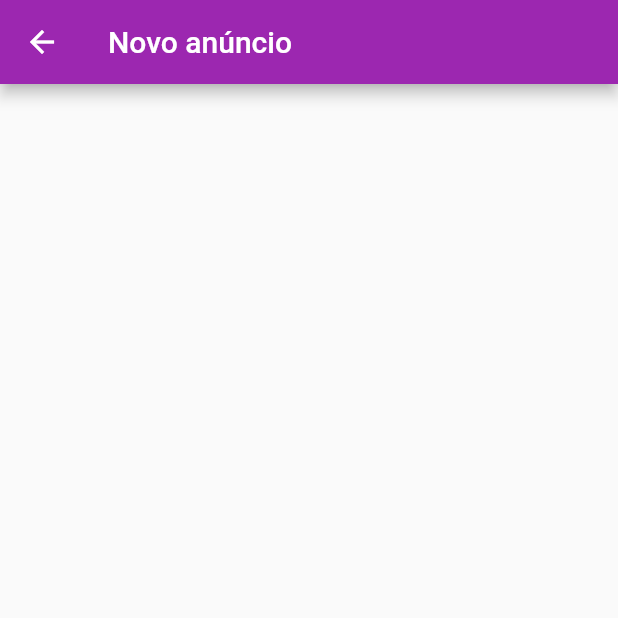
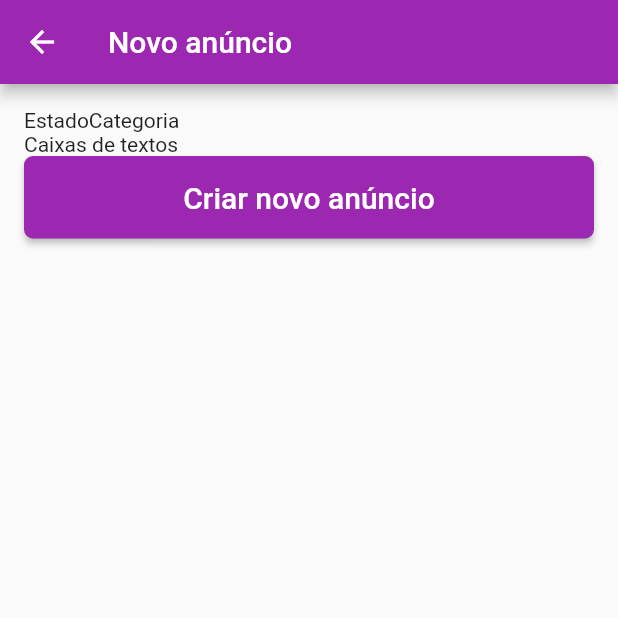
Before and after one commit to Markfgui675/app_olx, a Flutter app: the NovoAnuncio screen opened by its route, on a phone screen of 412 x 824 dp, the top half of it. Run offline on Flutter 3.47's test engine with Material 2 defaults, Android fonts, the light colour scheme and no system bars; our stand-ins replace brasil_fields, cloud_firestore, firebase_auth, firebase_core; missing offline and left inert: cpf_cnpj_validator; accounts and stored records are empty.

Commit message:
Aula 262

```diff
--- a/lib/View/Home.dart
+++ b/lib/View/Home.dart
@@ -20,7 +20,7 @@ class _HomeState extends State<Home> {
         Navigator.pushNamed(context, '/meus-anuncios');
         break;
       case "Entrar":
-        Navigator.pushNamedAndRemoveUntil(context, '/login', (route) => false);
+        Navigator.pushNamed(context, '/login');
         break;
       case "Sair":
         _deslogarUsuario();
@@ -32,7 +32,7 @@ class _HomeState extends State<Home> {
   _deslogarUsuario(){
     FirebaseAuth auth = FirebaseAuth.instance;
     auth.signOut();
-    Navigator.pushNamed(context, '/login');
+    Navigator.pushNamedAndRemoveUntil(context, '/login', (route) => false);
   }
 
 
--- a/lib/View/NovoAnuncio.dart
+++ b/lib/View/NovoAnuncio.dart
@@ -1,4 +1,6 @@
 import 'package:flutter/material.dart';
+
+import 'Widgets/BotaoCustomizado.dart';
 
 class NovoAnuncio extends StatefulWidget {
   const NovoAnuncio({Key? key}) : super(key: key);
@@ -24,7 +26,28 @@ class _NovoAnuncioState extends State<NovoAnuncio> {
           child: Form(
             key: _formKey,
             child: Column(
-              children: [
+              crossAxisAlignment: CrossAxisAlignment.stretch,
+              children: <Widget>[
+
+                //FormField(builder: builder),
+
+                Row(
+                  children: [
+                    Text('Estado'),
+                    Text('Categoria'),
+                  ],
+                ),
+
+                Text('Caixas de textos'),
+
+                BotaoCustomizado(
+                    texto: 'Criar novo anúncio',
+                    onPressed: (){
+                      if(_formKey.currentState!.validate()){
+
+                      }
+                    }),
+
 
               ],
             ),
--- /dev/null
+++ b/lib/View/Widgets/BotaoCustomizado.dart
@@ -0,0 +1,29 @@
+import 'package:flutter/material.dart';
+
+class BotaoCustomizado extends StatelessWidget {
+
+  final String texto;
+  final Color corTexto;
+  final VoidCallback onPressed;
+
+  BotaoCustomizado({
+    required this.texto,
+    this.corTexto = Colors.white,
+    required this.onPressed
+});
+
+  @override
+  Widget build(BuildContext context) {
+    return ElevatedButton(
+      onPressed: this.onPressed,
+      style: ElevatedButton.styleFrom(
+        backgroundColor: Color(0xff9c27b0),
+        padding: EdgeInsets.fromLTRB(32, 16, 32, 16),
+        shape: RoundedRectangleBorder(
+          borderRadius: BorderRadius.circular(6)
+        )
+      ),
+      child: Text(this.texto, style: TextStyle(color: this.corTexto, fontSize: 20),),
+    );
+  }
+}
```
Also changed, not shown: lib/View/Login.dart (+8 -13 lines), lib/View/Widgets/inputCustomizado.dart (renamed from lib/View/inputCustomizado.dart).
